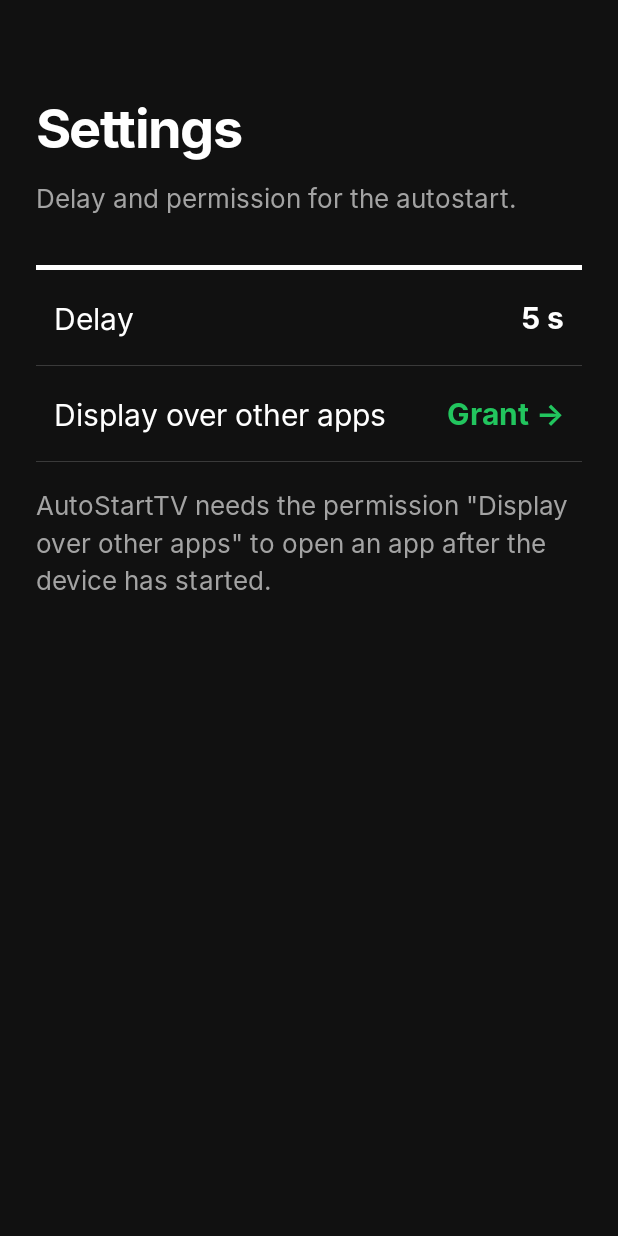
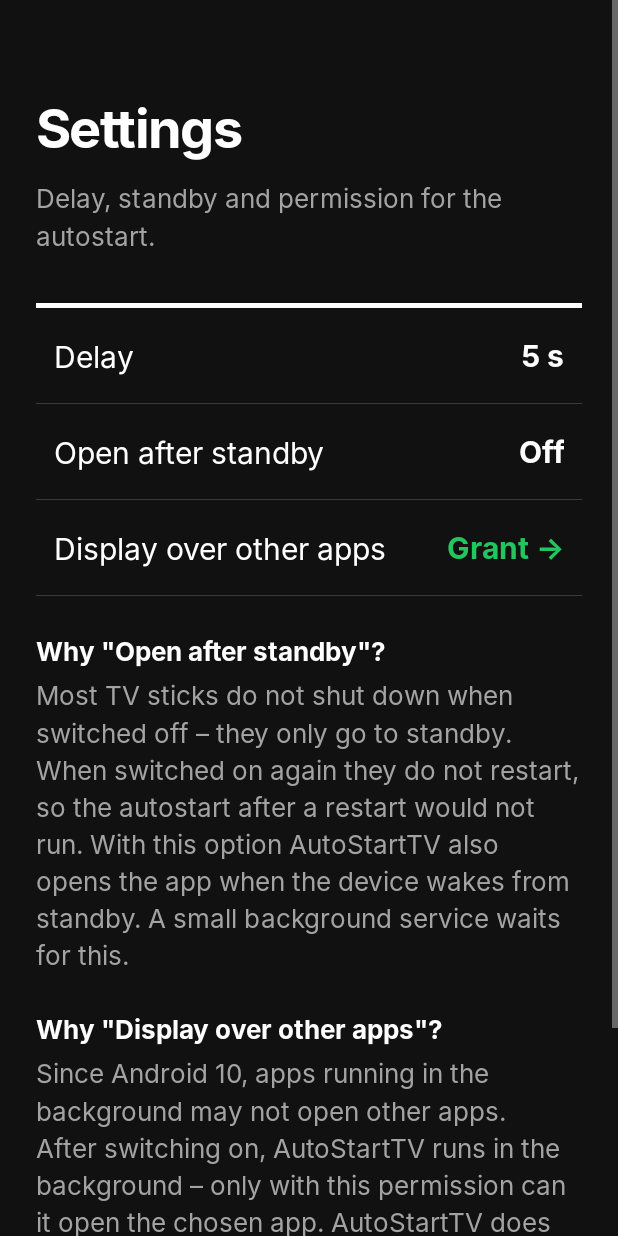
Before and after one commit to malte0tr/AutoStartTV, an Android app: the SettingsActivity screen opened directly, with no data from a screen before it, on a phone screen of 412 x 824 dp. Run offline under Robolectric (Android 15) with nearby library versions, the phone set to English and light mode, and no system bars.

Commit message:
Open the app after standby, explain why in the settings
TV sticks usually go to standby instead of shutting down, so the boot
broadcast never arrives when they are switched on. A small foreground
service now listens for the screen turning on and opens the chosen app.

- New setting "Open after standby" (on by default on TVs)
- Service is started on boot, after app updates and from the app
- Settings explain standby and the overlay permission; the explanation
  blocks can be selected with the remote so the page scrolls on TVs
- Version 1.5

Co-Authored-By: Claude Opus 5.5 <noreply@anthropic.com>
Claude-Session: https://claude.ai/code/session_01Mzgtb4TiVnagej2P19AmY4

```diff
--- a/app/build.gradle.kts
+++ b/app/build.gradle.kts
@@ -7,7 +7,7 @@ plugins {
 
 // Version = versionMajor.versionMinor (Versionsnummer.Zwischennummer).
 val versionMajor = 1
-val versionMinor = 4
+val versionMinor = 5
 
 android {
     namespace = "de.autostarttv"
@@ -17,7 +17,7 @@ android {
         applicationId = "de.autostarttv"
         minSdk = 21
         targetSdk = 35
-        versionCode = 5
+        versionCode = 6
         versionName = "$versionMajor.$versionMinor"
     }
 
--- a/app/src/main/java/de/autostarttv/MainActivity.java
+++ b/app/src/main/java/de/autostarttv/MainActivity.java
@@ -54,6 +54,8 @@ public class MainActivity extends Activity {
     protected void onResume() {
         super.onResume();
         updateViews();
+        // Make sure the background service runs (e.g. after it was stopped by the system).
+        WakeService.sync(this);
     }
 
     private TextView setupRow(int rowId, int labelRes, View.OnClickListener click) {
@@ -78,6 +80,7 @@ public class MainActivity extends Activity {
     private void toggleEnabled() {
         settings.setEnabled(!settings.isEnabled());
         updateViews();
+        WakeService.sync(this);
     }
 
     private void chooseApp() {
@@ -112,6 +115,7 @@ public class MainActivity extends Activity {
                         settings.setPackage(apps.get(index).packageName);
                         settings.setEnabled(true);
                         updateViews();
+                        WakeService.sync(this);
                     });
         });
     }
--- a/app/src/main/java/de/autostarttv/Settings.java
+++ b/app/src/main/java/de/autostarttv/Settings.java
@@ -12,11 +12,37 @@ final class Settings {
     private static final String KEY_ENABLED = "enabled";
     private static final String KEY_PACKAGE = "package";
     private static final String KEY_DELAY = "delay";
+    private static final String KEY_WAKE = "wake";
 
+    private final Context context;
     private final SharedPreferences prefs;
 
     Settings(Context context) {
+        this.context = context.getApplicationContext();
         prefs = context.getSharedPreferences(FILE, Context.MODE_PRIVATE);
+    }
+
+    /**
+     * Also open the app when the device wakes from standby. On by default on TVs
+     * (TV sticks usually go to standby instead of shutting down), off on phones.
+     */
+    boolean isWakeEnabled() {
+        return prefs.getBoolean(KEY_WAKE, isTv());
+    }
+
+    void setWakeEnabled(boolean enabled) {
+        prefs.edit().putBoolean(KEY_WAKE, enabled).apply();
+    }
+
+    /** True when autostart is on and an app is chosen. */
+    boolean isReady() {
+        return isEnabled() && getPackage() != null;
+    }
+
+    private boolean isTv() {
+        android.content.pm.PackageManager pm = context.getPackageManager();
+        return pm.hasSystemFeature("android.software.leanback")
+                || pm.hasSystemFeature("amazon.hardware.fire_tv");
     }
 
     boolean isEnabled() {
--- a/app/src/main/java/de/autostarttv/SettingsActivity.java
+++ b/app/src/main/java/de/autostarttv/SettingsActivity.java
@@ -9,11 +9,12 @@ import java.util.ArrayList;
 import java.util.Collections;
 import java.util.List;
 
-/** Settings page: start delay and the permission needed for autostart. */
+/** Settings page: start delay, opening after standby and the needed permission. */
 public class SettingsActivity extends Activity {
 
     private Settings settings;
     private TextView delayValue;
+    private TextView wakeValue;
     private TextView permissionValue;
 
     @Override
@@ -26,6 +27,15 @@ public class SettingsActivity extends Activity {
         ((TextView) delayRow.findViewById(R.id.row_label)).setText(R.string.delay);
         delayValue = delayRow.findViewById(R.id.row_value);
         delayRow.setOnClickListener(v -> chooseDelay());
+
+        View wakeRow = findViewById(R.id.row_wake);
+        ((TextView) wakeRow.findViewById(R.id.row_label)).setText(R.string.wake);
+        wakeValue = wakeRow.findViewById(R.id.row_value);
+        wakeRow.setOnClickListener(v -> {
+            settings.setWakeEnabled(!settings.isWakeEnabled());
+            updateWake();
+            WakeService.sync(this);
+        });
 
         View row = findViewById(R.id.row_permission);
         ((TextView) row.findViewById(R.id.row_label)).setText(R.string.permission);
@@ -40,6 +50,7 @@ public class SettingsActivity extends Activity {
     protected void onResume() {
         super.onResume();
         updateDelay();
+        updateWake();
         boolean missing = Permissions.isMissing(this);
         if (!Permissions.isNeeded()) {
             permissionValue.setText(R.string.permission_not_needed);
@@ -47,6 +58,12 @@ public class SettingsActivity extends Activity {
             permissionValue.setText(missing ? R.string.permission_missing : R.string.permission_granted);
         }
         Ui.setAccent(permissionValue, missing);
+    }
+
+    private void updateWake() {
+        boolean on = settings.isWakeEnabled();
+        wakeValue.setText(on ? R.string.on : R.string.off);
+        Ui.setAccent(wakeValue, on);
     }
 
     private void updateDelay() {
--- /dev/null
+++ b/app/src/main/res/drawable/note_bg.xml
@@ -0,0 +1,11 @@
+<?xml version="1.0" encoding="utf-8"?>
+<!-- Explanation blocks: a green bar on the left when selected with the remote. -->
+<selector xmlns:android="http://schemas.android.com/apk/res/android">
+    <item android:state_focused="true">
+        <layer-list>
+            <item android:drawable="@color/accent" />
+            <item android:left="4dp" android:drawable="@color/background" />
+        </layer-list>
+    </item>
+    <item android:drawable="@android:color/transparent" />
+</selector>
--- a/app/src/main/res/layout-h480dp-land/activity_settings.xml
+++ b/app/src/main/res/layout-h480dp-land/activity_settings.xml
@@ -8,6 +8,8 @@
     <LinearLayout
         android:layout_width="match_parent"
         android:layout_height="wrap_content"
+        android:clipChildren="false"
+        android:clipToPadding="false"
         android:orientation="vertical"
         android:paddingStart="@dimen/page_pad_h"
         android:paddingTop="@dimen/page_pad_top"
--- a/app/src/main/res/layout-land/activity_settings.xml
+++ b/app/src/main/res/layout-land/activity_settings.xml
@@ -27,7 +27,11 @@
         <LinearLayout
             android:layout_width="match_parent"
             android:layout_height="wrap_content"
+            android:clipChildren="false"
+            android:clipToPadding="false"
             android:orientation="vertical"
+            android:paddingStart="16dp"
+            android:paddingEnd="0dp"
             android:paddingTop="@dimen/page_pad_top"
             android:paddingBottom="@dimen/page_pad_v">
 
--- a/app/src/main/res/layout/activity_settings.xml
+++ b/app/src/main/res/layout/activity_settings.xml
@@ -8,6 +8,8 @@
     <LinearLayout
         android:layout_width="match_parent"
         android:layout_height="wrap_content"
+        android:clipChildren="false"
+        android:clipToPadding="false"
         android:orientation="vertical"
         android:paddingStart="@dimen/page_pad_h"
         android:paddingTop="@dimen/page_pad_top"
--- a/app/src/main/res/layout/part_settings_rows.xml
+++ b/app/src/main/res/layout/part_settings_rows.xml
@@ -7,13 +7,48 @@
         android:background="@color/rule_heavy" />
 
     <include android:id="@+id/row_delay" layout="@layout/row" />
+    <include android:id="@+id/row_wake" layout="@layout/row" />
     <include android:id="@+id/row_permission" layout="@layout/row" />
+
+    <LinearLayout
+        style="@style/Note"
+        android:layout_marginTop="16dp">
+
+        <TextView
+            style="@style/Text.Bold"
+            android:layout_width="wrap_content"
+            android:layout_height="wrap_content"
+            android:text="@string/wake_explanation_title"
+            android:textColor="@color/text"
+            android:textSize="@dimen/text_body" />
 
         <TextView
             style="@style/Text.Body"
             android:layout_width="wrap_content"
             android:layout_height="wrap_content"
-        android:layout_marginTop="16dp"
+            android:layout_marginTop="4dp"
+            android:maxWidth="560dp"
+            android:text="@string/wake_explanation" />
+    </LinearLayout>
+
+    <LinearLayout
+        style="@style/Note"
+        android:layout_marginTop="8dp">
+
+        <TextView
+            style="@style/Text.Bold"
+            android:layout_width="wrap_content"
+            android:layout_height="wrap_content"
+            android:text="@string/permission_explanation_title"
+            android:textColor="@color/text"
+            android:textSize="@dimen/text_body" />
+
+        <TextView
+            style="@style/Text.Body"
+            android:layout_width="wrap_content"
+            android:layout_height="wrap_content"
+            android:layout_marginTop="4dp"
             android:maxWidth="560dp"
             android:text="@string/permission_explanation" />
+    </LinearLayout>
 </merge>
--- a/app/src/main/res/values/strings.xml
+++ b/app/src/main/res/values/strings.xml
@@ -17,9 +17,15 @@
     <string name="permission_granted">Granted</string>
     <string name="permission_missing">Grant →</string>
     <string name="permission_not_needed">Not needed</string>
-    <string name="permission_explanation">AutoStartTV needs the permission \"Display over other apps\" to open an app after the device has started.</string>
+    <string name="wake">Open after standby</string>
+    <string name="wake_explanation_title">Why \"Open after standby\"?</string>
+    <string name="wake_explanation">Most TV sticks do not shut down when switched off – they only go to standby. When switched on again they do not restart, so the autostart after a restart would not run. With this option AutoStartTV also opens the app when the device wakes from standby. A small background service waits for this.</string>
+    <string name="permission_explanation_title">Why \"Display over other apps\"?</string>
+    <string name="permission_explanation">Since Android 10, apps running in the background may not open other apps. After switching on, AutoStartTV runs in the background – only with this permission can it open the chosen app. AutoStartTV does not display anything over other apps itself.\n\nAfter installing, open AutoStartTV once: Android only runs the autostart of apps that have been opened before.</string>
+    <string name="notification_channel">Background service</string>
+    <string name="notification_text">Waiting for the device to be switched on.</string>
     <string name="settings_title">Settings</string>
-    <string name="settings_description">Delay and permission for the autostart.</string>
+    <string name="settings_description">Delay, standby and permission for the autostart.</string>
     <string name="settings_link">Settings →</string>
 
     <string name="choose_app">Choose app</string>
--- a/app/src/main/res/values/styles.xml
+++ b/app/src/main/res/values/styles.xml
@@ -61,6 +61,19 @@
         <item name="android:focusable">true</item>
     </style>
 
+    <!-- Explanation block; focusable so it can be scrolled to with a remote. -->
+    <style name="Note">
+        <item name="android:layout_width">match_parent</item>
+        <item name="android:layout_height">wrap_content</item>
+        <item name="android:orientation">vertical</item>
+        <item name="android:focusable">true</item>
+        <item name="android:background">@drawable/note_bg</item>
+        <item name="android:paddingLeft">16dp</item>
+        <item name="android:paddingTop">8dp</item>
+        <item name="android:paddingBottom">8dp</item>
+        <item name="android:layout_marginLeft">-16dp</item>
+    </style>
+
     <style name="Row">
         <item name="android:layout_width">match_parent</item>
         <item name="android:layout_height">wrap_content</item>
```
Also changed, not shown: app/src/main/AndroidManifest.xml (+13 -0 lines), app/src/main/java/de/autostarttv/BootReceiver.java (+10 -2 lines), app/src/main/java/de/autostarttv/WakeService.java (added, +149 -0 lines), app/src/main/res/drawable/ic_notification.xml (added, +11 -0 lines), 3 other files. Lines whose indentation alone changed are shown as unchanged.
